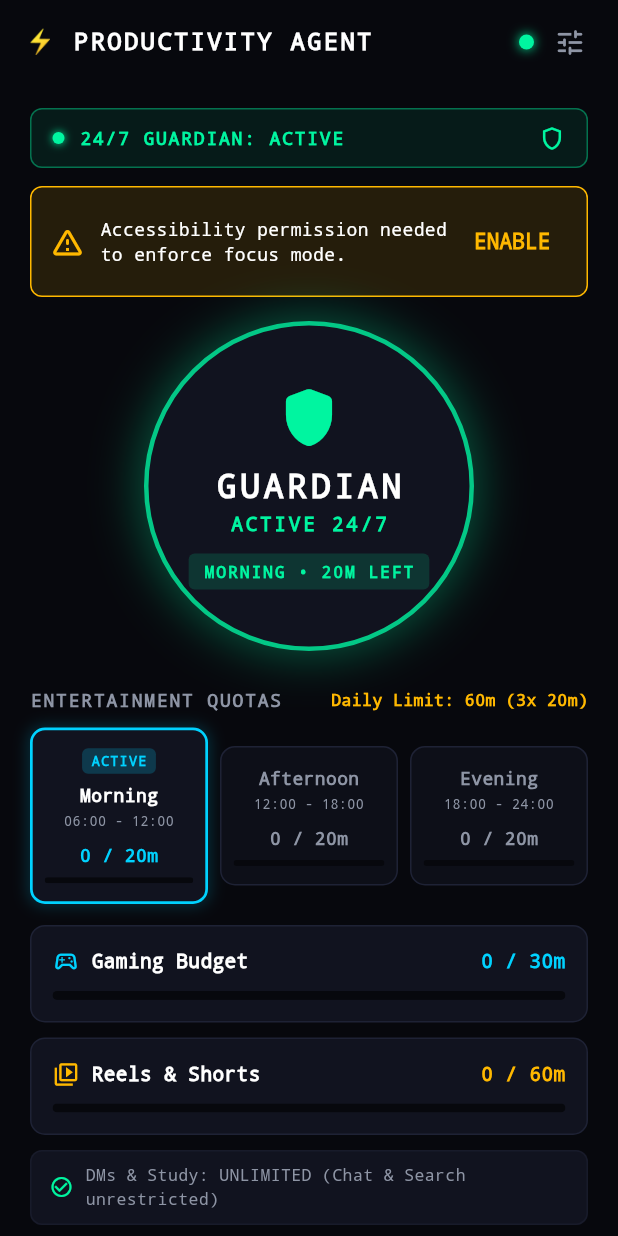
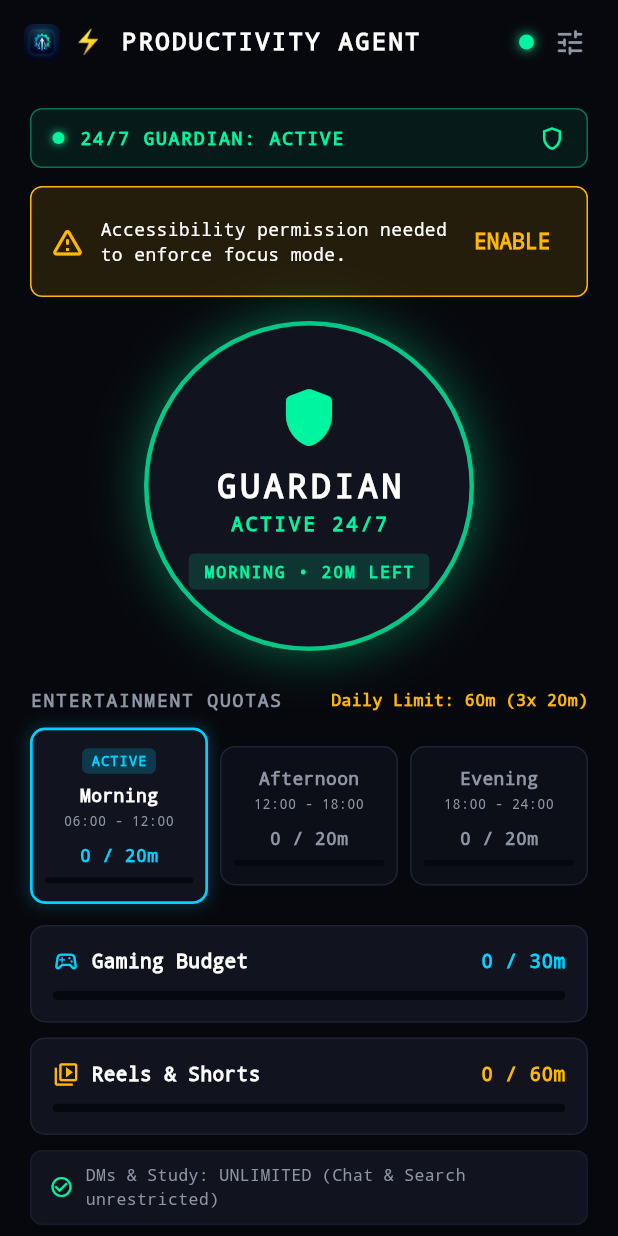
Before and after one commit to Syed-afridi-7/productivity-agent, a Flutter app: the screen it shows after launch, on a phone screen of 412 x 824 dp. Run offline on Flutter 3.47's test engine with Material 3 defaults, Android fonts, the light colour scheme and no system bars.

Commit message:
feat(mobile): replace default flutter app icon with custom branding logo across all mipmap densities and in-app header

```diff
--- a/mobile/lib/screens/dashboard_screen.dart
+++ b/mobile/lib/screens/dashboard_screen.dart
@@ -18,7 +18,22 @@ class DashboardScreen extends StatelessWidget {
   PreferredSizeWidget _buildHeader(BuildContext context) {
     final isRunning = controller.status.isRunning;
     return AppBar(
-      title: const Text('⚡ PRODUCTIVITY AGENT'),
+      title: Row(
+        mainAxisSize: MainAxisSize.min,
+        children: [
+          ClipRRect(
+            borderRadius: BorderRadius.circular(6),
+            child: Image.asset(
+              'assets/logo.png',
+              width: 24,
+              height: 24,
+              errorBuilder: (_, __, ___) => const SizedBox.shrink(),
+            ),
+          ),
+          const SizedBox(width: 8),
+          const Text('⚡ PRODUCTIVITY AGENT'),
+        ],
+      ),
       actions: [
         Center(
           child: Container(
--- a/mobile/pubspec.yaml
+++ b/mobile/pubspec.yaml
@@ -58,9 +58,8 @@ flutter:
   uses-material-design: true
 
   # To add assets to your application, add an assets section, like this:
-  # assets:
-  #   - images/a_dot_burr.jpeg
-  #   - images/a_dot_ham.jpeg
+  assets:
+    - assets/logo.png
 
   # An image asset can refer to one or more resolution-specific "variants", see
   # https://flutter.dev/to/resolution-aware-images
```
Also changed, not shown: mobile/assets/logo.png (added), 5 other files.
